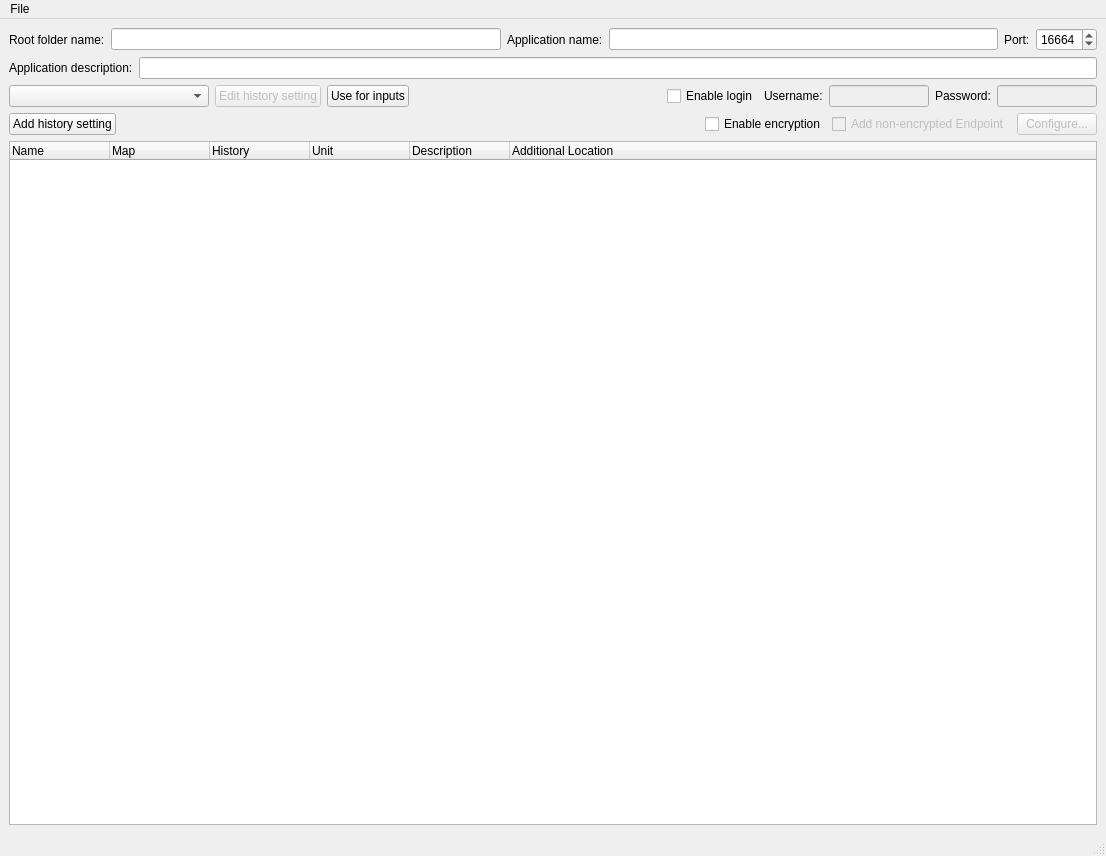
The window that tools/mapfileGenerator/ctk_opcua_generator_tools/generatorUI.ui (ChimeraTK/ControlSystemAdapter-OPC-UA-Adapter) describes before a commit, drawn with Qt 5.
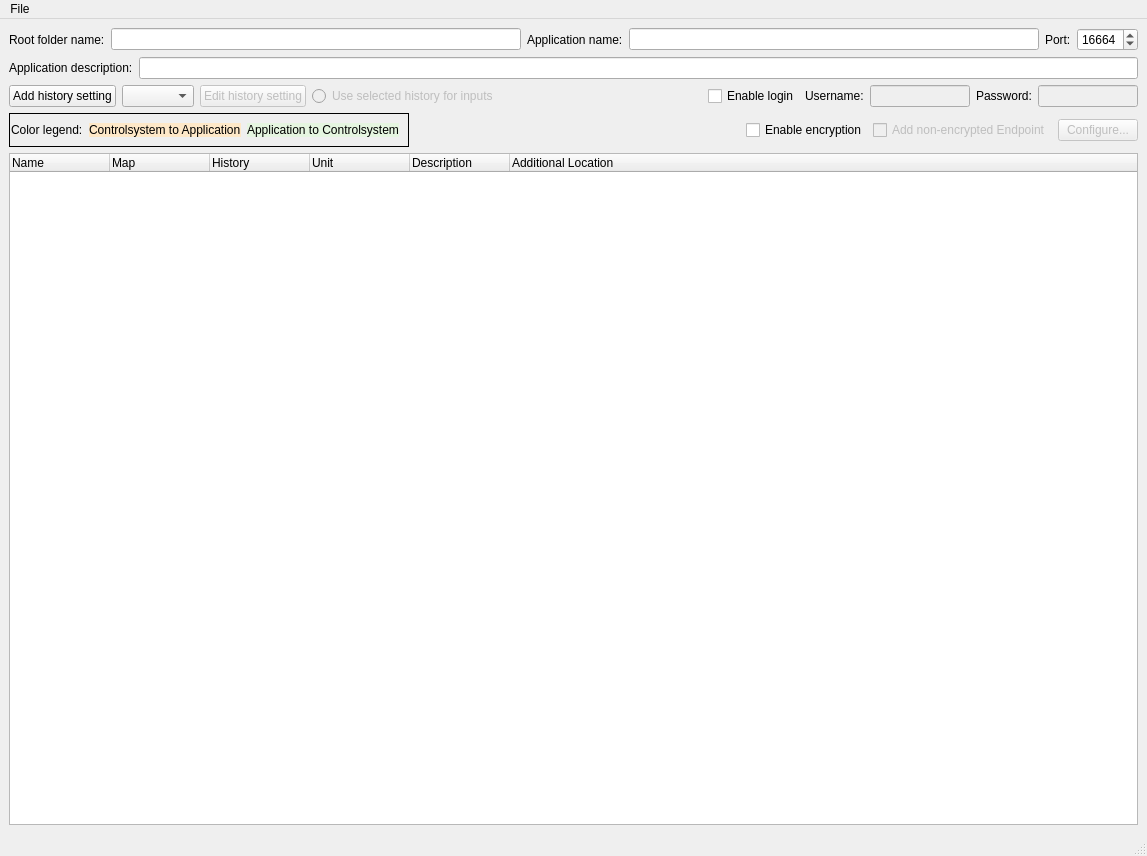
The same window after the commit.

Commit message: Add direction legend.

Diff of the .ui file:
```diff
--- a/tools/mapfileGenerator/ctk_opcua_generator_tools/generatorUI.ui
+++ b/tools/mapfileGenerator/ctk_opcua_generator_tools/generatorUI.ui
@@ -6,7 +6,7 @@
    <rect>
     <x>0</x>
     <y>0</y>
-    <width>1106</width>
+    <width>1147</width>
     <height>856</height>
    </rect>
   </property>
@@ -96,11 +96,18 @@
     </item>
     <item>
      <layout class="QHBoxLayout" name="horizontalLayout_2">
+      <item>
+       <widget class="QPushButton" name="addHistorySettingButton">
+        <property name="text">
+         <string>Add history setting</string>
+        </property>
+       </widget>
+      </item>
       <item>
        <widget class="QComboBox" name="histories">
         <property name="minimumSize">
          <size>
-          <width>200</width>
+          <width>0</width>
           <height>0</height>
          </size>
         </property>
@@ -120,12 +127,15 @@
        </widget>
       </item>
       <item>
-       <widget class="QPushButton" name="setHistoryForInputsButton">
+       <widget class="QRadioButton" name="setHistoryForInputsButton">
+        <property name="enabled">
+         <bool>false</bool>
+        </property>
         <property name="toolTip">
          <string>&lt;html&gt;&lt;head/&gt;&lt;body&gt;&lt;p&gt;Use the selected history for all input process variables.&lt;/p&gt;&lt;/body&gt;&lt;/html&gt;</string>
         </property>
         <property name="text">
-         <string>Use for inputs</string>
+         <string>Use selected history for inputs</string>
         </property>
        </widget>
       </item>
@@ -203,10 +213,51 @@
     <item>
      <layout class="QHBoxLayout" name="horizontalLayout_4">
       <item>
-       <widget class="QPushButton" name="addHistorySettingButton">
-        <property name="text">
-         <string>Add history setting</string>
+       <widget class="QFrame" name="horizontalFrame">
+        <property name="frameShape">
+         <enum>QFrame::Box</enum>
         </property>
+        <layout class="QHBoxLayout" name="horizontalLayout_5">
+         <property name="sizeConstraint">
+          <enum>QLayout::SetDefaultConstraint</enum>
+         </property>
+         <property name="leftMargin">
+          <number>1</number>
+         </property>
+         <item>
+          <widget class="QLabel" name="label_9">
+           <property name="text">
+            <string>Color legend:</string>
+           </property>
+          </widget>
+         </item>
+         <item>
+          <widget class="QLabel" name="label_7">
+           <property name="autoFillBackground">
+            <bool>false</bool>
+           </property>
+           <property name="styleSheet">
+            <string notr="true">background-color: rgb(254, 232, 200);</string>
+           </property>
+           <property name="text">
+            <string>Controlsystem to Application</string>
+           </property>
+          </widget>
+         </item>
+         <item>
+          <widget class="QLabel" name="label_8">
+           <property name="autoFillBackground">
+            <bool>false</bool>
+           </property>
+           <property name="styleSheet">
+            <string notr="true">background-color: rgb(229, 245, 224);</string>
+           </property>
+           <property name="text">
+            <string>Application to Controlsystem</string>
+           </property>
+          </widget>
+         </item>
+        </layout>
        </widget>
       </item>
       <item>
@@ -259,9 +310,15 @@
       <property name="dragEnabled">
        <bool>true</bool>
       </property>
+      <property name="indentation">
+       <number>20</number>
+      </property>
       <attribute name="headerVisible">
        <bool>true</bool>
       </attribute>
+      <attribute name="headerDefaultSectionSize">
+       <number>100</number>
+      </attribute>
       <column>
        <property name="text">
         <string notr="true">Name</string>
@@ -301,7 +358,7 @@
     <rect>
      <x>0</x>
      <y>0</y>
-     <width>1106</width>
+     <width>1147</width>
      <height>22</height>
     </rect>
    </property>
```
The commit also changes 2 other files.
